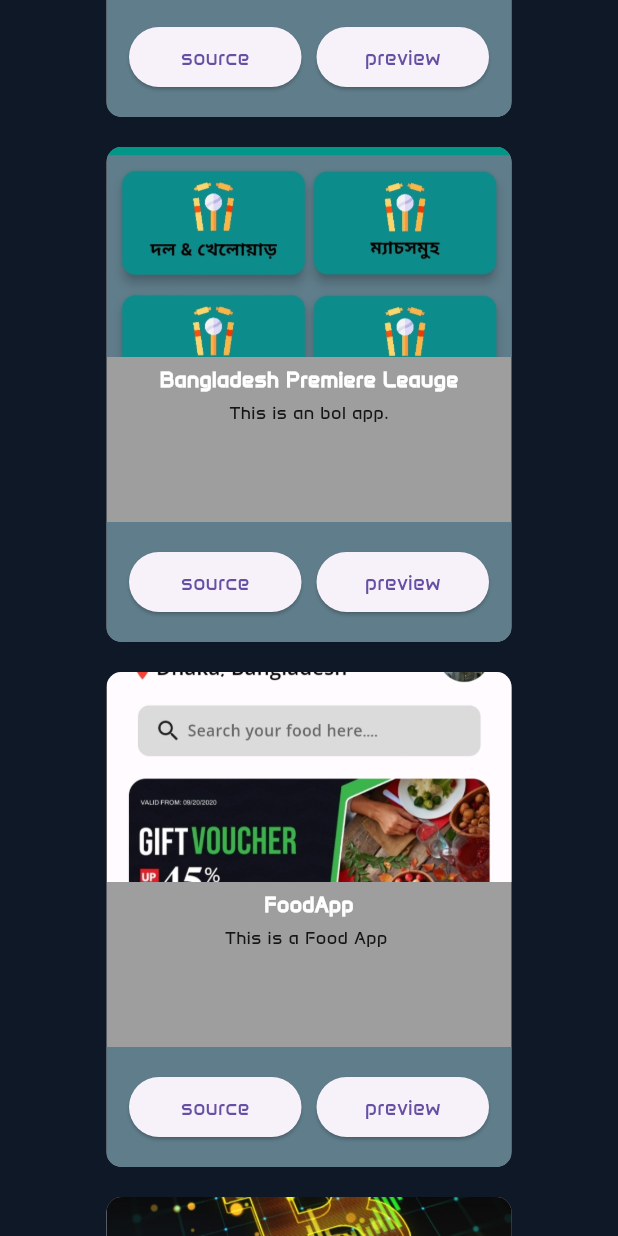
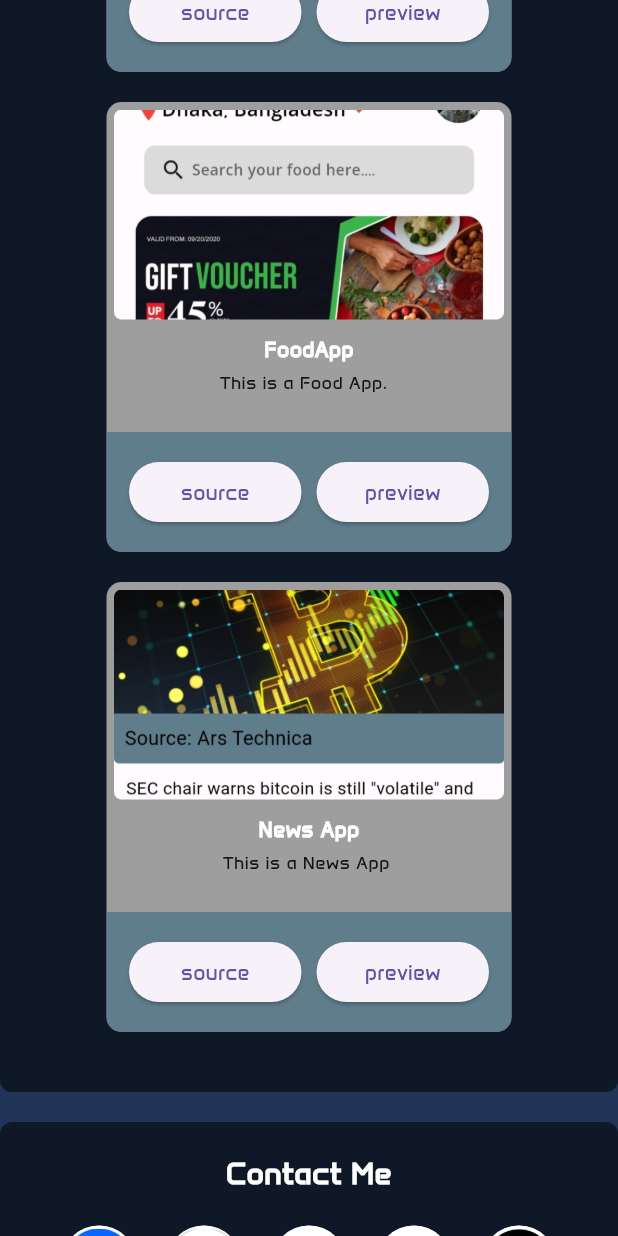
Before and after one commit to alazad214/Portfolio, a Flutter app: the screen it shows after launch, scrolled down 1728 dp, after a tap on "source", on a phone screen of 412 x 824 dp. Run offline on Flutter 3.47's test engine with Material 3 defaults, Android fonts, the light colour scheme and no system bars; our stand-ins replace animated_text_kit, lottie.

Commit message:
3rd commit

```diff
--- a/lib/constants/project_item.dart
+++ b/lib/constants/project_item.dart
@@ -2,35 +2,39 @@
   final String image;
   final String title;
   final String subtitle;
-  final String? url;
+  final String? source;
+  final String? preview;
 
-  ProjectUtils(
-      {required this.image,
+  ProjectUtils({
+    required this.image,
     required this.title,
     required this.subtitle,
-      required this.url});
+    required this.source,
+    required this.preview,
+  });
 }
 
 // WORK PROJECTS
 List<ProjectUtils> workProjectUtils = [
   ProjectUtils(
-      image: 'assets/project_image/calculator.jpg',
-      title: 'Calculator UI',
-      subtitle: 'This is a responsive Calculator UI App',
-      url: 'https://flutter.dev'),
-  ProjectUtils(
     image: 'assets/project_image/bpl.jpg',
     title: 'Bangladesh Premiere Leauge',
-      subtitle: 'This is an bol app.',
-      url: 'https://flutter.dev'),
+    subtitle: 'This is an bol app.This is an bol app.This is an bol app.',
+    source: 'https://github.com/alazad214/bpl-',
+    preview: '',
+  ),
   ProjectUtils(
     image: 'assets/project_image/foodapp.jpg',
     title: 'FoodApp',
-      subtitle: 'This is a Food App ',
-      url: 'https://flutter.dev'),
+    subtitle: 'This is a Food App.  ',
+    source: 'https://github.com/alazad214/foodapp-2',
+    preview: '',
+  ),
   ProjectUtils(
     image: 'assets/project_image/newsapp.jpg',
     title: 'News App',
     subtitle: 'This is a News App ',
-      url: ''),
+    source: 'https://github.com/alazad214/NewsApp',
+    preview: '',
+  ),
 ];
--- a/lib/project_section/project_card.dart
+++ b/lib/project_section/project_card.dart
@@ -12,7 +12,7 @@
     final screenSize = MediaQuery.of(context).size;
     final screenWidth = screenSize.width;
     return Container(
-      height: 330,
+      height: 300,
       width: 270,
       clipBehavior: Clip.antiAlias,
       decoration: BoxDecoration(
@@ -21,11 +21,18 @@
         mainAxisSize: MainAxisSize.min,
         crossAxisAlignment: CrossAxisAlignment.center,
         children: [
-          Image.asset(
-            project.image,
-            height: 140,
-            width: 270,
-            fit: BoxFit.cover,
+          Container(
+            clipBehavior: Clip.antiAlias,
+            margin: EdgeInsets.all(5),
+            decoration: BoxDecoration(
+              borderRadius: BorderRadius.circular(5)
+            ),
+            child: Image.asset(
+              project.image,
+              height: 140,
+              width: 270,
+              fit: BoxFit.cover,
+            ),
           ),
           Padding(
             padding: const EdgeInsets.only(right: 10, left: 10, top: 5, bottom: 0),
@@ -60,7 +67,7 @@
                 Expanded(
                     child: ElevatedButton(
                         onPressed: () async {
-                          final Uri url = Uri.parse(project.url.toString());
+                          final Uri url = Uri.parse(project.source.toString());
                           if (!await launchUrl(url)) {
                             throw Exception('Could not launch $url');
                           }
```
Lines whose indentation alone changed are shown as unchanged.
